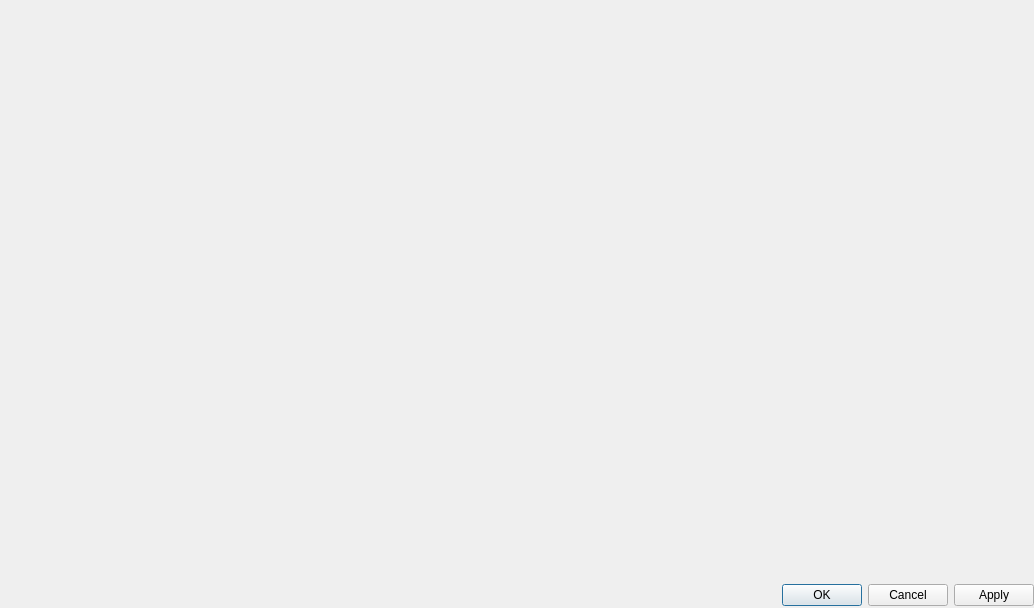
The window that client/src/ui/dialogs/server_settings_dialog.ui (networkoptix/nx_open) describes before a commit, drawn with Qt 5.
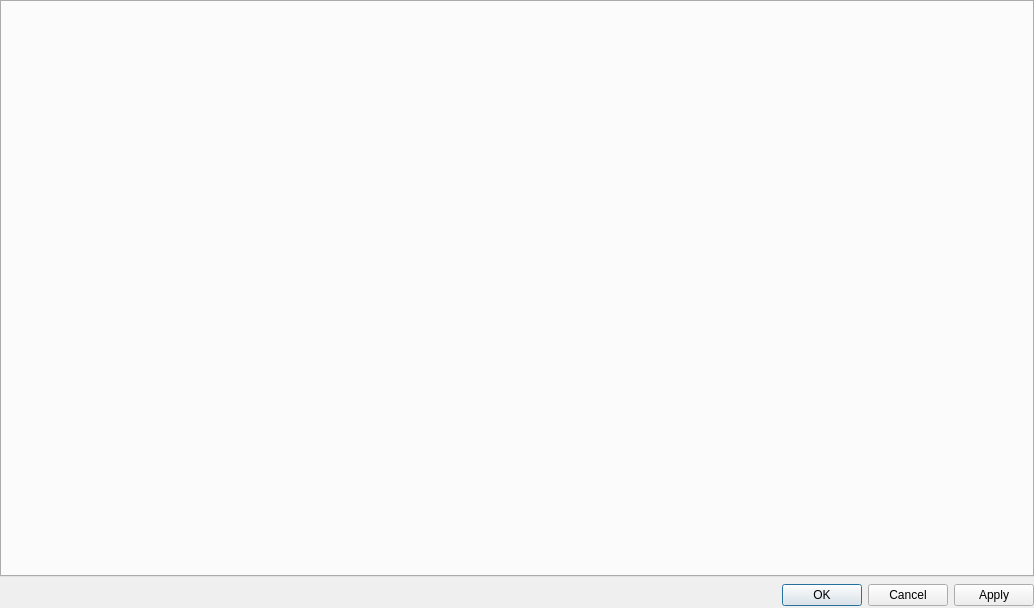
The same window after the commit.

Commit message:
Remove documentMode flag from tab widgets.
<==== Mercurial data ====>
Branch: new_style

```diff
--- a/client/src/ui/dialogs/server_settings_dialog.ui
+++ b/client/src/ui/dialogs/server_settings_dialog.ui
@@ -28,9 +28,6 @@
      <property name="tabShape">
       <enum>QTabWidget::Triangular</enum>
      </property>
-     <property name="documentMode">
-      <bool>true</bool>
-     </property>
     </widget>
    </item>
    <item>
```
The commit also changes 4 other files.
